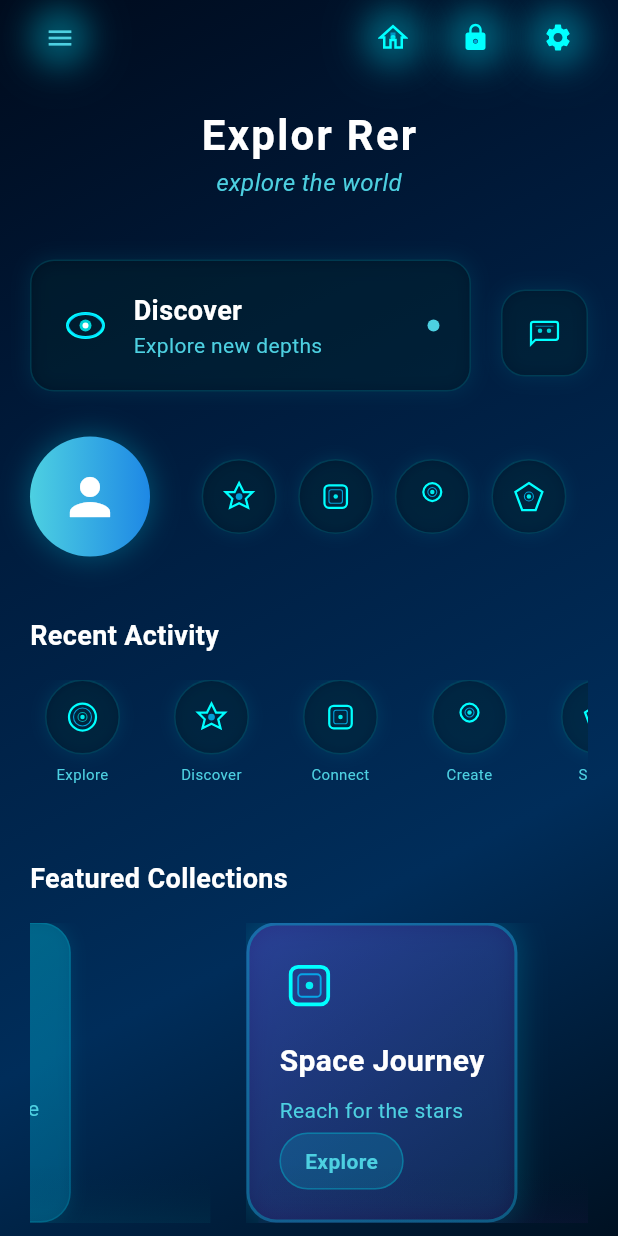
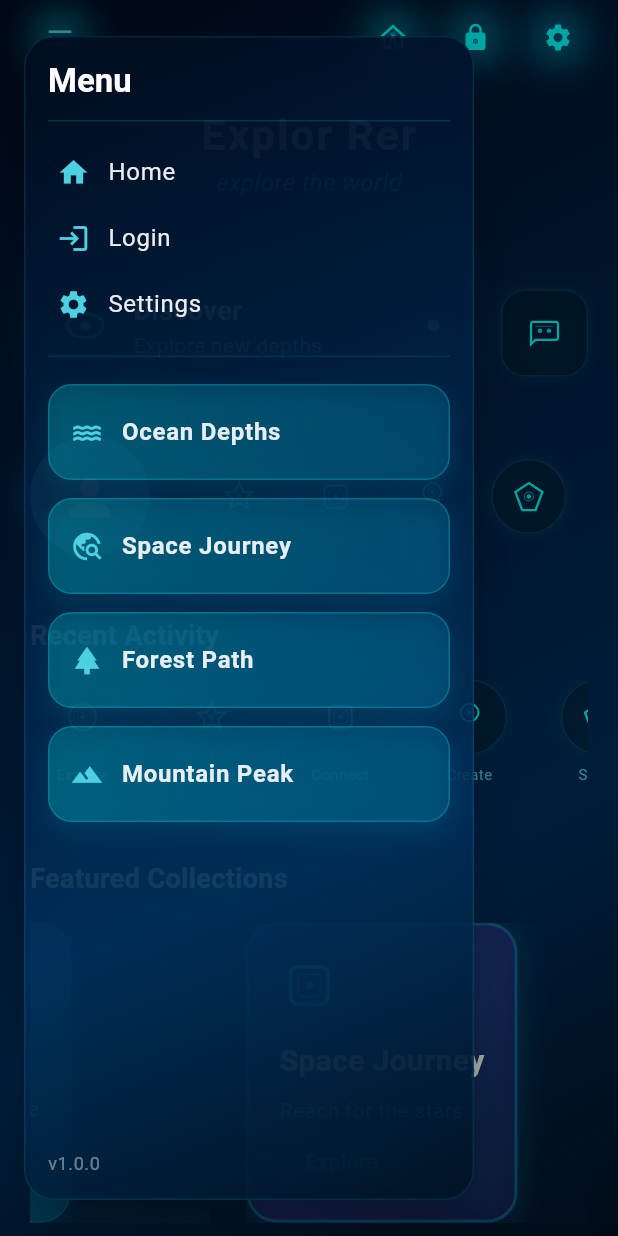
Before and after one commit to ozturkeniss/depthsflutr, a Flutter app: the MyHomePage screen opened directly, after a tap on the "menu" icon, on a phone screen of 412 x 824 dp. Run offline on Flutter 3.47's test engine with Material 3 defaults, Android fonts, the phone set to English and light mode, and no system bars; our stand-ins replace flutter_svg.

Commit message:
Refactor MyHomePage to use a StatefulWidget and implement sidebar functionality; add new assets to pubspec.yaml; enhance BottomNavigation with navigation to Favourites and Settings pages.

```diff
--- a/lib/components/bottom_navigation.dart
+++ b/lib/components/bottom_navigation.dart
@@ -1,5 +1,8 @@
 import 'package:flutter/material.dart';
 import 'package:flutter_svg/flutter_svg.dart';
+import '../main.dart';
+import '../settings.dart';
+import '../favourites.dart';
 
 class BottomNavigation extends StatelessWidget {
   const BottomNavigation({super.key});
@@ -27,18 +30,52 @@ class BottomNavigation extends StatelessWidget {
       child: Row(
         mainAxisAlignment: MainAxisAlignment.spaceEvenly,
         children: [
-          _buildNavItem('assets/home_icon.svg', true),
-          _buildNavItem('assets/search_icon.svg', false),
-          _buildNavItem('assets/play_icon.svg', false, isPlay: true),
-          _buildNavItem('assets/heart_icon.svg', false),
-          _buildNavItem('assets/settings_nav_icon.svg', false),
+          _buildNavItem(
+            context,
+            'assets/home_icon.svg',
+            true,
+            onTap: () {
+              Navigator.pushAndRemoveUntil(
+                context,
+                MaterialPageRoute(builder: (context) => const MyHomePage()),
+                (route) => false,
+              );
+            },
+          ),
+          _buildNavItem(context, 'assets/search_icon.svg', false),
+          _buildNavItem(context, 'assets/play_icon.svg', false, isPlay: true),
+          _buildNavItem(
+            context,
+            'assets/heart_icon.svg',
+            false,
+            onTap: () {
+              Navigator.push(
+                context,
+                MaterialPageRoute(builder: (context) => const FavouritesPage()),
+              );
+            },
+          ),
+          _buildNavItem(
+            context,
+            'assets/settings_nav_icon.svg',
+            false,
+            onTap: () {
+              Navigator.push(
+                context,
+                MaterialPageRoute(builder: (context) => const SettingsPage()),
+              );
+            },
+          ),
         ],
       ),
     );
   }
 
-  Widget _buildNavItem(String assetPath, bool isActive, {bool isPlay = false}) {
-    return Container(
+  Widget _buildNavItem(BuildContext context, String assetPath, bool isActive, {bool isPlay = false, VoidCallback? onTap}) {
+    return GestureDetector(
+      onTap: onTap,
+      behavior: HitTestBehavior.opaque,
+      child: Container(
       width: 50,
       height: 50,
       decoration: BoxDecoration(
@@ -67,6 +104,7 @@ class BottomNavigation extends StatelessWidget {
             ) : null,
           ),
         ),
+      ),
     );
   }
 }
--- a/lib/components/header.dart
+++ b/lib/components/header.dart
@@ -5,7 +5,9 @@ import '../login.dart';
 import '../settings.dart';
 
 class Header extends StatelessWidget {
-  const Header({super.key});
+  const Header({super.key, this.onMenuTap});
+
+  final VoidCallback? onMenuTap;
 
   @override
   Widget build(BuildContext context) {
@@ -18,7 +20,11 @@ class Header extends StatelessWidget {
             mainAxisAlignment: MainAxisAlignment.spaceBetween,
             children: [
               // Hamburger Menu
-              _buildGlowingIcon(Icons.menu, () {}),
+              _buildGlowingIcon(Icons.menu, () {
+                if (onMenuTap != null) {
+                  onMenuTap!();
+                }
+              }),
 
               const Spacer(),
 
--- /dev/null
+++ b/lib/components/sidebar.dart
@@ -0,0 +1,361 @@
+import 'package:flutter/material.dart';
+import '../main.dart';
+import '../settings.dart';
+import '../login.dart';
+import '../ocean_depths_page.dart';
+import '../space_journey_page.dart';
+import '../forest_path_page.dart';
+import '../mountain_peak_page.dart';
+
+/// Sidebar widget to be placed inside a page-level Stack.
+///
+/// Features:
+/// - Opens from the left with slide + fade animation
+/// - Not full-height: configurable top/bottom margins
+/// - Left side margin (gap from the screen edge)
+/// - Tap outside to dismiss via [onDismiss]
+///
+/// Usage example (inside a Scaffold body):
+///
+/// Stack(
+///   children: [
+///     // Your page content
+///     Sidebar(
+///       isOpen: isSidebarOpen,
+///       onDismiss: () => setState(() => isSidebarOpen = false),
+///       leftMargin: 16,
+///       topMargin: 24,
+///       bottomMargin: 24,
+///       width: 300,
+///       child: YourMenuContent(),
+///     ),
+///   ],
+/// )
+class Sidebar extends StatelessWidget {
+  const Sidebar({
+    super.key,
+    required this.isOpen,
+    required this.onDismiss,
+    this.child,
+    this.width = 300,
+    this.leftMargin = 16,
+    this.topMargin = 96,
+    this.bottomMargin = 96,
+    this.panelColor,
+    this.elevation = 16,
+    this.borderRadius = 20,
+    this.animationDuration = const Duration(milliseconds: 280),
+    this.animationCurve = Curves.easeOutCubic,
+  });
+
+  final bool isOpen;
+  final VoidCallback onDismiss;
+  final Widget? child;
+
+  /// Fixed width of the sidebar panel.
+  final double width;
+
+  /// Gaps from screen edges.
+  final double leftMargin;
+  final double topMargin;
+  final double bottomMargin;
+
+  /// Panel visual styles.
+  final Color? panelColor;
+  final double elevation;
+  final double borderRadius;
+
+  /// Animation config.
+  final Duration animationDuration;
+  final Curve animationCurve;
+
+  @override
+  Widget build(BuildContext context) {
+    final media = MediaQuery.of(context);
+    final screenHeight = media.size.height;
+
+    // Backdrop (click outside to close)
+    final backdrop = IgnorePointer(
+      ignoring: !isOpen,
+      child: AnimatedOpacity(
+        opacity: isOpen ? 1.0 : 0.0,
+        duration: animationDuration,
+        curve: animationCurve,
+        child: GestureDetector(
+          onTap: onDismiss,
+          behavior: HitTestBehavior.opaque,
+          child: Container(
+            color: Colors.black.withOpacity(0.35),
+          ),
+        ),
+      ),
+    );
+
+    // Panel
+    // Respect device safe area (status bar / camera cutout / gesture area)
+    final panelTop = media.padding.top + topMargin;
+    final panelBottom = media.padding.bottom + bottomMargin;
+    final panelLeft = leftMargin;
+    final double panelHeight = (screenHeight - panelTop - panelBottom).clamp(0.0, screenHeight);
+
+    final Color effectivePanelColor = panelColor ?? Colors.transparent;
+
+    final panel = AnimatedPositioned(
+      duration: animationDuration,
+      curve: animationCurve,
+      top: panelTop,
+      bottom: panelBottom,
+      left: isOpen ? panelLeft : -width - 40,
+      width: width,
+      child: AnimatedOpacity(
+        duration: animationDuration,
+        curve: animationCurve,
+        opacity: isOpen ? 1.0 : 0.0,
+        child: Material(
+          color: effectivePanelColor,
+          elevation: elevation,
+          borderRadius: BorderRadius.circular(borderRadius),
+          clipBehavior: Clip.antiAlias,
+          child: DecoratedBox(
+            decoration: BoxDecoration(
+              borderRadius: BorderRadius.circular(borderRadius),
+              gradient: const LinearGradient(
+                begin: Alignment.topLeft,
+                end: Alignment.bottomRight,
+                colors: [
+                  Color(0xF0000B1D),
+                  Color(0xE0001A3A),
+                  Color(0xD0002D5A),
+                  Color(0xF0001122),
+                ],
+                stops: [0.0, 0.3, 0.7, 1.0],
+              ),
+              boxShadow: [
+                BoxShadow(
+                  color: Colors.cyan.withOpacity(0.15),
+                  blurRadius: 30,
+                  spreadRadius: 2,
+                  offset: const Offset(0, 8),
+                ),
+              ],
+              border: Border.all(
+                color: Colors.cyan.withOpacity(0.15),
+                width: 1,
+              ),
+            ),
+            child: ConstrainedBox(
+              constraints: BoxConstraints(
+                minWidth: width,
+                maxWidth: width,
+                minHeight: panelHeight,
+                maxHeight: panelHeight,
+              ),
+              child: child ?? _DefaultSidebarContent(),
+            ),
+          ),
+        ),
+      ),
+    );
+
+    // The widget is meant to live inside a Stack; we return a positioned stack layer.
+    return Positioned.fill(
+      child: Stack(
+        children: [
+          backdrop,
+          panel,
+        ],
+      ),
+    );
+  }
+}
+
+class _DefaultSidebarContent extends StatelessWidget {
+  @override
+  Widget build(BuildContext context) {
+    final textTheme = Theme.of(context).textTheme;
+    return Container(
+      child: SafeArea(
+        left: false,
+        top: false, // we already provide top margin outside
+        bottom: false, // bottom margin outside
+        right: false,
+        child: Padding(
+          padding: const EdgeInsets.all(16.0),
+          child: Column(
+            crossAxisAlignment: CrossAxisAlignment.start,
+            children: [
+              Text(
+                'Menu',
+                style: textTheme.titleLarge?.copyWith(
+                  color: Colors.white,
+                  fontWeight: FontWeight.w700,
+                ),
+              ),
+              const SizedBox(height: 12),
+              Divider(height: 1, color: Colors.cyan.withOpacity(0.2)),
+              const SizedBox(height: 12),
+              // Primary navigation (placed first as requested)
+              _SidebarNavItem(
+                label: 'Home',
+                icon: Icons.home,
+                builder: (context) => const MyHomePage(),
+              ),
+              _SidebarNavItem(
+                label: 'Login',
+                icon: Icons.login,
+                builder: (context) => const LoginPage(),
+              ),
+              _SidebarNavItem(
+                label: 'Settings',
+                icon: Icons.settings,
+                builder: (context) => const SettingsPage(),
+              ),
+              const SizedBox(height: 12),
+              Divider(height: 1, color: Colors.cyan.withOpacity(0.15)),
+              const SizedBox(height: 12),
+              _SidebarSquareNavItem(
+                label: 'Ocean Depths',
+                icon: Icons.water,
+                builder: (context) => const OceanDepthsPage(),
+              ),
+              _SidebarSquareNavItem(
+                label: 'Space Journey',
+                icon: Icons.travel_explore,
+                builder: (context) => const SpaceJourneyPage(),
+              ),
+              _SidebarSquareNavItem(
+                label: 'Forest Path',
+                icon: Icons.park,
+                builder: (context) => const ForestPathPage(),
+              ),
+              _SidebarSquareNavItem(
+                label: 'Mountain Peak',
+                icon: Icons.terrain,
+                builder: (context) => const MountainPeakPage(),
+              ),
+              const Spacer(),
+              Opacity(
+                opacity: 0.6,
+                child: Text(
+                  'v1.0.0',
+                  style: textTheme.bodySmall?.copyWith(color: Colors.white70),
+                ),
+              ),
+            ],
+          ),
+        ),
+      ),
+    );
+  }
+}
+
+class _SidebarSquareNavItem extends StatelessWidget {
+  const _SidebarSquareNavItem({
+    required this.label,
+    required this.icon,
+    required this.builder,
+  });
+
+  final String label;
+  final IconData icon;
+  final WidgetBuilder builder;
+
+  @override
+  Widget build(BuildContext context) {
+    final Color iconColor = Colors.cyan.shade300;
+    final Color textColor = Colors.white.withOpacity(0.9);
+    return Padding(
+      padding: const EdgeInsets.symmetric(vertical: 6.0),
+      child: InkWell(
+        borderRadius: BorderRadius.circular(16),
+        onTap: () {
+          Navigator.push(
+            context,
+            MaterialPageRoute(builder: builder),
+          );
+        },
+        child: Container(
+          height: 64,
+          decoration: BoxDecoration(
+            borderRadius: BorderRadius.circular(16),
+            gradient: const LinearGradient(
+              begin: Alignment.topLeft,
+              end: Alignment.bottomRight,
+              colors: [
+                Color(0x3300FFFF),
+                Color(0x2200BFFF),
+              ],
+            ),
+            border: Border.all(color: Colors.cyan.withOpacity(0.35), width: 1),
+            boxShadow: [
+              BoxShadow(
+                color: Colors.cyan.withOpacity(0.12),
+                blurRadius: 12,
+                spreadRadius: 1,
+                offset: const Offset(0, 6),
+              ),
+            ],
+          ),
+          padding: const EdgeInsets.symmetric(horizontal: 14.0),
+          child: Row(
+            children: [
+              Icon(icon, size: 22, color: iconColor),
+              const SizedBox(width: 12),
+              Expanded(
+                child: Text(
+                  label,
+                  maxLines: 1,
+                  overflow: TextOverflow.ellipsis,
+                  style: Theme.of(context).textTheme.bodyLarge?.copyWith(
+                        color: textColor,
+                        fontWeight: FontWeight.w600,
+                      ),
+                ),
+              ),
+            ],
+          ),
+        ),
+      ),
+    );
+  }
+}
+
+class _SidebarNavItem extends StatelessWidget {
+  const _SidebarNavItem({
+    required this.label,
+    required this.icon,
+    required this.builder,
+  });
+
+  final String label;
+  final IconData icon;
+  final WidgetBuilder builder;
+
+  @override
+  Widget build(BuildContext context) {
+    final Color textColor = Colors.white.withOpacity(0.92);
+    final Color iconColor = Colors.cyan.shade300;
+    return InkWell(
+      borderRadius: BorderRadius.circular(12),
+      onTap: () {
+        Navigator.push(
+          context,
+          MaterialPageRoute(builder: builder),
+        );
+      },
+      child: Padding(
+        padding: const EdgeInsets.symmetric(vertical: 10.0, horizontal: 6.0),
+        child: Row(
+          children: [
+            Icon(icon, size: 22, color: iconColor),
+            const SizedBox(width: 12),
+            Text(
+              label,
+              style: Theme.of(context).textTheme.bodyLarge?.copyWith(color: textColor),
+            ),
+          ],
+        ),
+      ),
+    );
+  }
+}
--- a/lib/main.dart
+++ b/lib/main.dart
@@ -6,6 +6,7 @@ import 'components/profile_section.dart';
 import 'components/content_list.dart';
 import 'components/carousel_cards.dart';
 import 'components/bottom_navigation.dart';
+import 'components/sidebar.dart';
 import 'splash_screen.dart';
 
 void main() {
@@ -29,22 +30,32 @@ class MyApp extends StatelessWidget {
   }
 }
 
-class MyHomePage extends StatelessWidget {
+class MyHomePage extends StatefulWidget {
   const MyHomePage({super.key});
+
+  @override
+  State<MyHomePage> createState() => _MyHomePageState();
+}
+
+class _MyHomePageState extends State<MyHomePage> {
+  bool isSidebarOpen = false;
 
   @override
   Widget build(BuildContext context) {
     return Scaffold(
-      body: Container(
+      body: Stack(
+        children: [
+          // Background + content
+          Container(
             decoration: const BoxDecoration(
               gradient: LinearGradient(
                 begin: Alignment.topLeft,
                 end: Alignment.bottomRight,
                 colors: [
-              Color(0xFF000B1D), // Çok koyu mavi
-              Color(0xFF001A3A), // Koyu mavi
-              Color(0xFF002D5A), // Orta mavi
-              Color(0xFF001122), // Siyah-mavi
+                  Color(0xFF000B1D),
+                  Color(0xFF001A3A),
+                  Color(0xFF002D5A),
+                  Color(0xFF001122),
                 ],
                 stops: [0.0, 0.3, 0.7, 1.0],
               ),
@@ -52,13 +63,12 @@ class MyHomePage extends StatelessWidget {
             child: SafeArea(
               child: Column(
                 children: [
-              const Header(),
+                  Header(onMenuTap: () => setState(() => isSidebarOpen = true)),
                   Expanded(
                     child: SingleChildScrollView(
                       child: Column(
                         children: [
                           const SizedBox(height: 20),
-                      // App Title
                           Text(
                             'Explor Rer',
                             style: TextStyle(
@@ -77,21 +87,16 @@ class MyHomePage extends StatelessWidget {
                             ),
                           ),
                           const SizedBox(height: 30),
-                      // Discover Card and Message Button
                           Row(
                             children: [
                               const Expanded(child: DiscoverCard()),
                               const MessageButton(),
                             ],
                           ),
-                      // Profile Section
                           const ProfileSection(),
-                      // Content List
                           const ContentList(),
-                      // Carousel Cards
                           const CarouselCards(),
                           const SizedBox(height: 20),
-                      // Bottom Navigation
                           const BottomNavigation(),
                         ],
                       ),
@@ -101,6 +106,18 @@ class MyHomePage extends StatelessWidget {
               ),
             ),
           ),
+
+          // Sidebar layer
+          Sidebar(
+            isOpen: isSidebarOpen,
+            onDismiss: () => setState(() => isSidebarOpen = false),
+            leftMargin: 16,
+            topMargin: 24,
+            bottomMargin: 24,
+            width: 300,
+          ),
+        ],
+      ),
     );
   }
 }
--- a/pubspec.yaml
+++ b/pubspec.yaml
@@ -87,6 +87,9 @@ flutter:
     - assets/facebook_icon.svg
     - assets/apple_icon.svg
     - assets/dragon_spinner.svg
+    - assets/heart_glow_octopus.svg
+    - assets/heart_glow_dotted.svg
+    - assets/heart_glow_anchor.svg
 
   # An image asset can refer to one or more resolution-specific "variants", see
   # https://flutter.dev/to/resolution-aware-images
```
Also changed, not shown: lib/favourites.dart (added, +206 -0 lines), assets/heart_glow_anchor.svg (added), assets/heart_glow_dotted.svg (added), assets/heart_glow_octopus.svg (added). Lines whose indentation alone changed are shown as unchanged.
